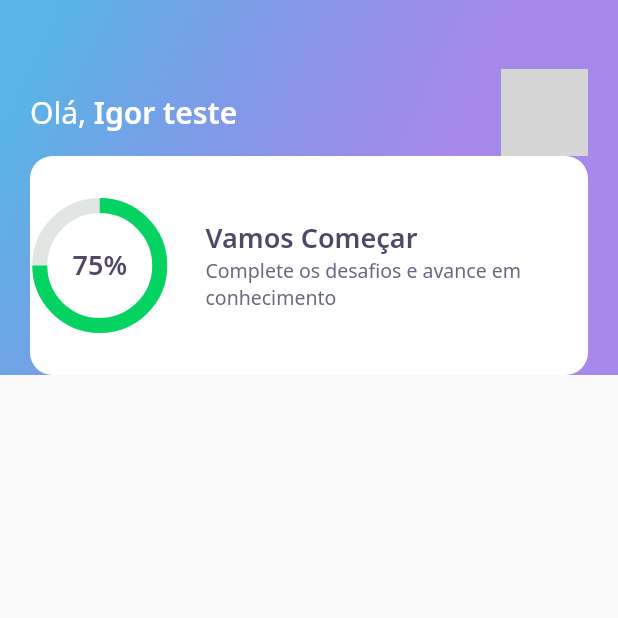
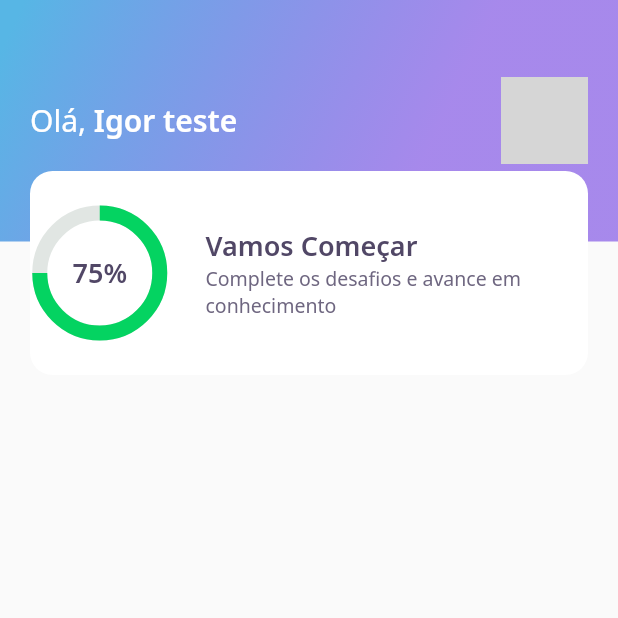
Before and after one commit to Xaigor/devquiz, a Flutter app: the screen it shows after launch, on a phone screen of 412 x 824 dp, the top half of it. Run offline on Flutter 3.47's test engine with Material 2 defaults, Android fonts, the phone set to English and light mode, and no system bars; our stand-ins replace google_fonts; network calls fail; grey boxes are pictures that could not be loaded.

Commit message:
alterações na ScoreCardWidget

```diff
--- a/lib/home/widgets/appbar/app_bar_widget.dart
+++ b/lib/home/widgets/appbar/app_bar_widget.dart
@@ -8,13 +8,14 @@ class AppBarWidget extends PreferredSize {
     preferredSize: Size.fromHeight(250),
     child: Container(
       height: 250,
-      decoration: BoxDecoration(gradient: AppGradients.linear ),
-      child: Padding(
-        padding: const EdgeInsets.symmetric(horizontal: 20),
-        child: Column(
-          mainAxisAlignment: MainAxisAlignment.end,
-          children: [
-            Row(
+      child: Stack(
+        children: [
+          Container(
+            height: 161,
+            padding: const EdgeInsets.symmetric(horizontal: 20),
+            width: double.maxFinite,
+            decoration: BoxDecoration(gradient: AppGradients.linear ),
+            child: Row(
               mainAxisAlignment: MainAxisAlignment.spaceBetween,
               children: [
                 Text.rich(TextSpan(
@@ -38,9 +39,11 @@ class AppBarWidget extends PreferredSize {
                 )
               ],
               ),
-              ScoreCardWidget()
-          ],
-        ),
+          ),
+            Align(
+              alignment: Alignment(0.0, 1.0),
+              child: ScoreCardWidget())
+        ],
       ),
     ),
   );
--- a/lib/home/widgets/score_card/score_card_widget.dart
+++ b/lib/home/widgets/score_card/score_card_widget.dart
@@ -8,8 +8,10 @@ class ScoreCardWidget extends StatelessWidget {
 
   @override
   Widget build(BuildContext context) {
-    return Container(
-      height: 146,
+    return Padding(
+      padding: const EdgeInsets.only(left: 20, right: 20),
+      child: Container(
+        height: 136,
         decoration: BoxDecoration(
           color: AppColors.white,
           borderRadius: BorderRadius.circular(15)
@@ -37,6 +39,7 @@ class ScoreCardWidget extends StatelessWidget {
             )
           ],
         ),
+      ),
     );
   }
 }
```
Lines whose indentation alone changed are shown as unchanged.
